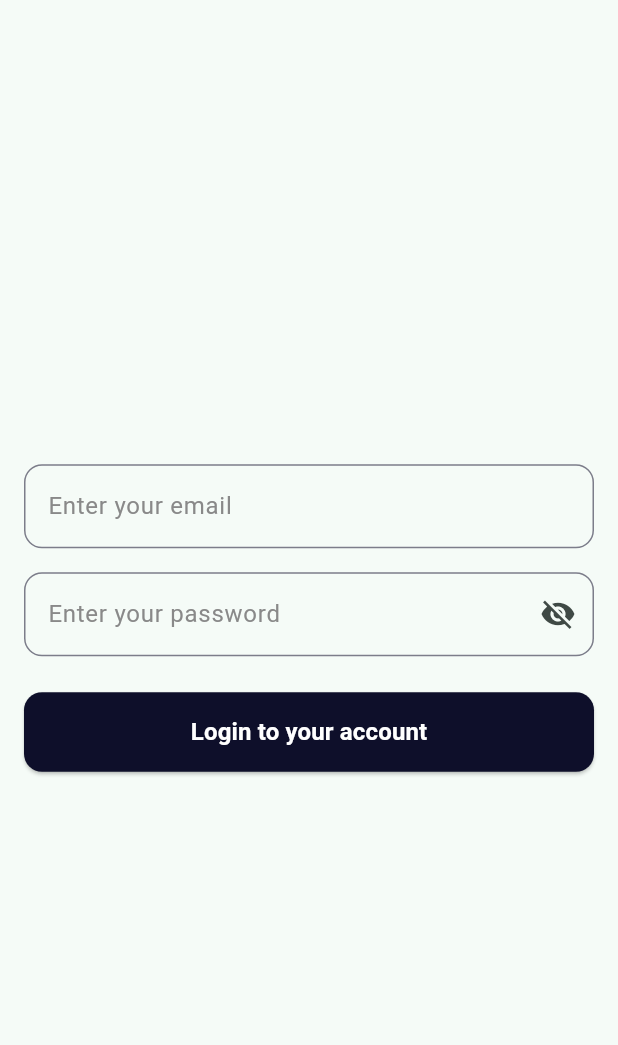
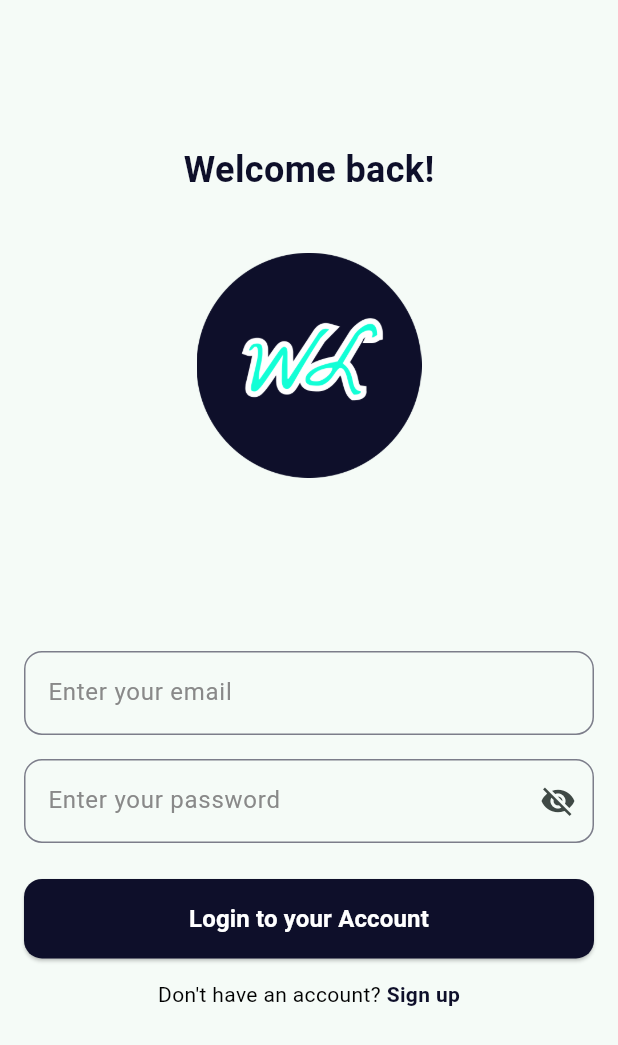
Before and after one commit to kennedyowusu/daily_weight_logs_mobile, a Flutter app: the LoginScreen screen opened by its route, on a phone screen of 412 x 824 dp. Shown: the top 1045 px of the screen. Run offline on Flutter 3.47's test engine with Material 3 defaults, Android fonts, the light colour scheme and no system bars; our stand-ins replace dio, flutter_riverpod, flutter_secure_storage, flutter_svg; accounts and stored records are empty.

Commit message:
Add weight logo assets, refactor login screen to use WeightLogButton and WeightLogButtonText

```diff
--- a/lib/common/constants/images.dart
+++ b/lib/common/constants/images.dart
@@ -3,3 +3,5 @@ const String percentages = 'assets/images/percentages.svg';
 const String progressTracking = 'assets/images/progress_tracking.svg';
 
 const String pageNotFound = 'assets/images/page_not_found.svg';
+const String weightLogo = 'assets/images/weight_logo.svg';
+const String weightLogoPng = 'assets/images/weight_logo.png';
--- a/lib/common/widgets/weight_log_button.dart
+++ b/lib/common/widgets/weight_log_button.dart
@@ -28,7 +28,7 @@ class WeightLogButton extends StatelessWidget {
     return ElevatedButton(
       style: ElevatedButton.styleFrom(
         fixedSize: Size(MediaQuery.sizeOf(context).width, 53),
-        backgroundColor: isEnabled ? primaryColor : const Color(0xFFD8D8D8),
+        backgroundColor: isEnabled ? secondaryColor : const Color(0xFFD8D8D8),
         shape: RoundedRectangleBorder(
           borderRadius: BorderRadius.circular(12),
         ),
--- a/lib/features/authentication/presentation/login_screen.dart
+++ b/lib/features/authentication/presentation/login_screen.dart
@@ -1,5 +1,8 @@
-import 'package:daily_weight_logs_mobile/common/constants/colors.dart';
+import 'package:daily_weight_logs_mobile/common/constants/images.dart';
+import 'package:daily_weight_logs_mobile/common/widgets/weight_log_button.dart';
+import 'package:daily_weight_logs_mobile/common/widgets/weight_log_text.dart';
 import 'package:daily_weight_logs_mobile/features/authentication/application/auth_controller.dart';
+import 'package:daily_weight_logs_mobile/features/authentication/widgets/weight_log_button_text.dart';
 import 'package:daily_weight_logs_mobile/features/authentication/widgets/weight_log_input_field.dart';
 import 'package:flutter/material.dart';
 import 'package:flutter_riverpod/flutter_riverpod.dart';
@@ -40,8 +43,22 @@ class LoginForm extends ConsumerWidget {
       child: Form(
         key: formKey,
         child: Column(
-          mainAxisAlignment: MainAxisAlignment.center,
+          mainAxisAlignment: MainAxisAlignment.start,
           children: [
+            SizedBox(height: MediaQuery.sizeOf(context).height * 0.1),
+            const WeightLogText(
+              text: 'Welcome back!',
+              fontSize: 24,
+              fontWeight: FontWeight.bold,
+            ),
+            SizedBox(height: MediaQuery.sizeOf(context).height * 0.05),
+            Image.asset(
+              weightLogoPng,
+              width: 150,
+              height: 150,
+            ),
+            SizedBox(height: MediaQuery.sizeOf(context).height * 0.14),
+
             // Email Field
             WeightLogInputField(
               controller: emailController,
@@ -78,7 +95,11 @@ class LoginForm extends ConsumerWidget {
             ),
             const SizedBox(height: 24),
             // Login Button
-            ElevatedButton(
+            WeightLogButton(
+              text: 'Login to your Account',
+              buttonTextColor: Colors.white,
+              isEnabled: true,
+              key: const Key('login_button'),
               onPressed: () async {
                 if (formKey.currentState?.validate() == true) {
                   await ref.read(authControllerProvider.notifier).login(
@@ -87,21 +108,12 @@ class LoginForm extends ConsumerWidget {
                       );
                 }
               },
-              style: ElevatedButton.styleFrom(
-                fixedSize: Size(MediaQuery.of(context).size.width, 53),
-                backgroundColor: secondaryColor,
-                shape: RoundedRectangleBorder(
-                  borderRadius: BorderRadius.circular(12),
-                ),
-              ),
-              child: const Text(
-                'Login to your account',
-                style: TextStyle(
-                  color: Colors.white,
-                  fontSize: 16,
-                  fontWeight: FontWeight.bold,
-                ),
-              ),
+            ),
+            const SizedBox(height: 16),
+            const WeightLogButtonText(
+              mainText: 'Don\'t have an account? ',
+              actionText: 'Sign up',
+              route: '/register',
             ),
           ],
         ),
--- /dev/null
+++ b/lib/features/authentication/widgets/weight_log_button_text.dart
@@ -0,0 +1,46 @@
+import 'package:daily_weight_logs_mobile/common/constants/colors.dart';
+import 'package:flutter/material.dart';
+import 'package:daily_weight_logs_mobile/common/widgets/weight_log_text.dart';
+
+class WeightLogButtonText extends StatelessWidget {
+  final String mainText;
+  final String actionText;
+  final String route;
+  final TextStyle? mainTextStyle;
+  final TextStyle? actionTextStyle;
+
+  const WeightLogButtonText({
+    super.key,
+    required this.mainText,
+    required this.actionText,
+    required this.route,
+    this.mainTextStyle,
+    this.actionTextStyle,
+  });
+
+  @override
+  Widget build(BuildContext context) {
+    return Row(
+      mainAxisAlignment: MainAxisAlignment.center,
+      children: [
+        WeightLogText(
+          text: mainText,
+          fontSize: mainTextStyle?.fontSize ?? 14,
+          fontWeight: mainTextStyle?.fontWeight ?? FontWeight.normal,
+          color: mainTextStyle?.color ?? Colors.black,
+        ),
+        InkWell(
+          onTap: () {
+            Navigator.pushNamed(context, route);
+          },
+          child: WeightLogText(
+            text: actionText,
+            fontSize: actionTextStyle?.fontSize ?? 14,
+            fontWeight: actionTextStyle?.fontWeight ?? FontWeight.bold,
+            color: actionTextStyle?.color ?? secondaryColor,
+          ),
+        ),
+      ],
+    );
+  }
+}
```
Also changed, not shown: assets/images/weight_logo.png (added), assets/images/weight_logo.svg (added).
